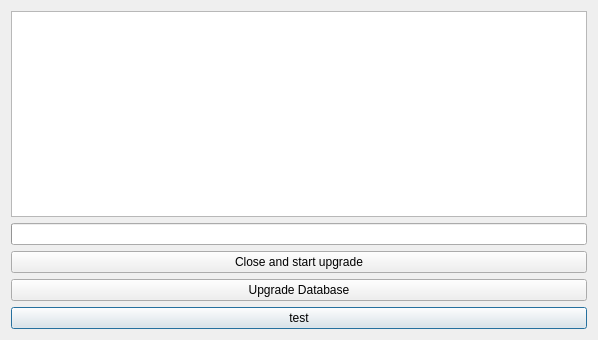
Qt form autoupdatedialog.ui (ic005k/OCAuxiliaryTools) before a commit.
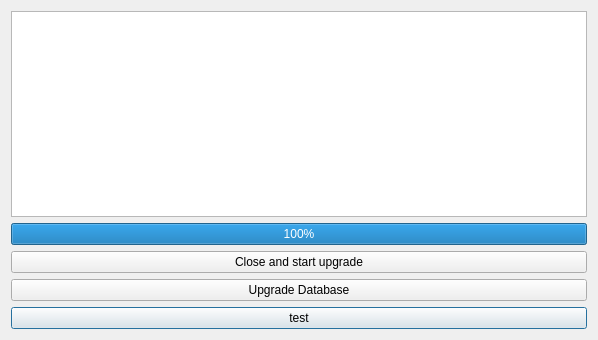
The same form after that commit.

What changed in the file:
```diff
--- a/autoupdatedialog.ui
+++ b/autoupdatedialog.ui
@@ -44,7 +44,7 @@
       <number>100</number>
      </property>
      <property name="value">
-      <number>-1</number>
+      <number>100</number>
      </property>
     </widget>
    </item>
```
